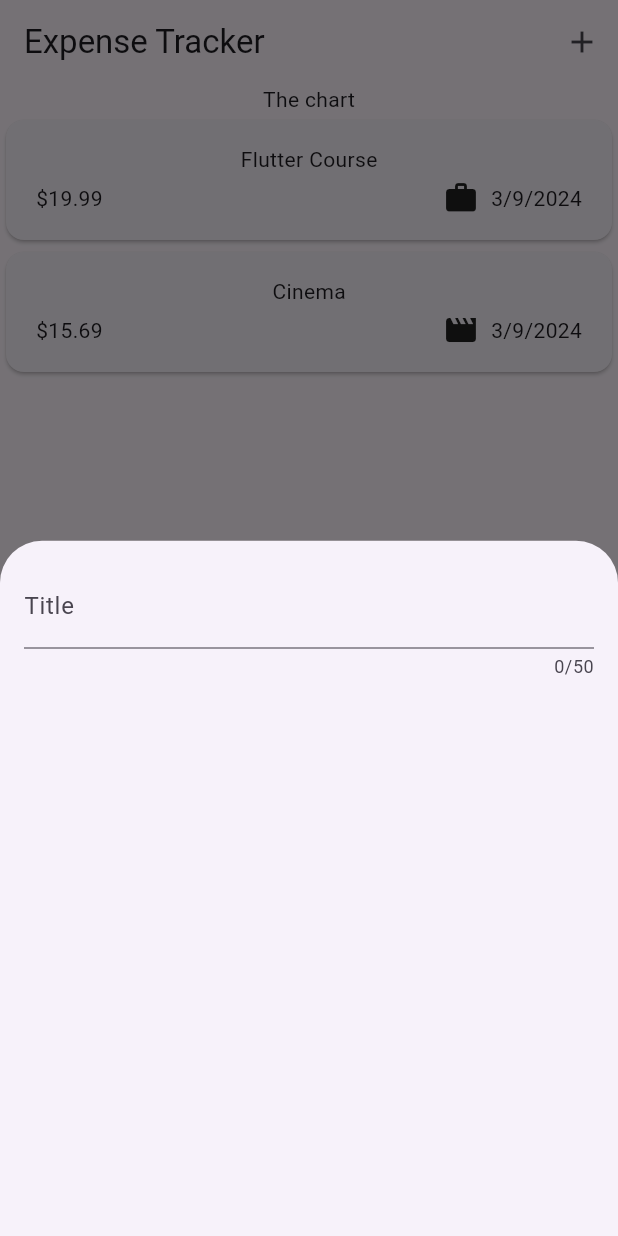
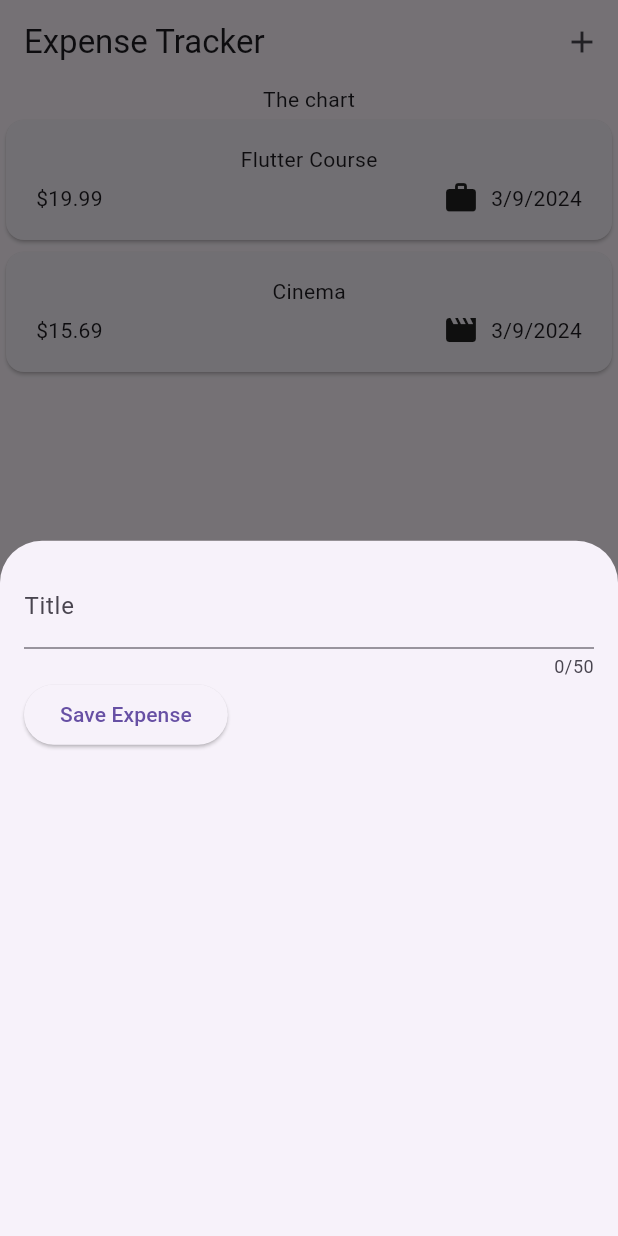
Before and after one commit to mohdshahzil/expense_tracker_app, a Flutter app: the screen it shows after launch, after a tap on the "add" icon, on a phone screen of 412 x 824 dp. Run offline on Flutter 3.47's test engine with Material 3 defaults, Android fonts, the phone set to English and light mode, and no system bars.

Commit message:
user input

```diff
--- a/lib/widgets/new_expense.dart
+++ b/lib/widgets/new_expense.dart
@@ -8,18 +8,34 @@ class NewExpense extends StatefulWidget {
 }
 
 class _NewExpenseState extends State<NewExpense> {
+  var _enteredTitle = "";
+  void _saveTitleInput(String inputValue) {
+    _enteredTitle = inputValue;
+  }
+
   @override
   Widget build(BuildContext context) {
     return Padding(
       padding: const EdgeInsets.all(16),
       child: ListView(
-        children:const [
+        children: [
           TextField(
+            onChanged: _saveTitleInput,
             maxLength: 50,
-            decoration: InputDecoration(
+            decoration: const InputDecoration(
               label: Text('Title'),
             ),
           ),
+          Row(
+            children: [
+              ElevatedButton(
+                onPressed: () {
+                  print(_enteredTitle);
+                },
+                child: const Text('Save Expense'),
+              )
+            ],
+          )
         ],
       ),
     );
```
